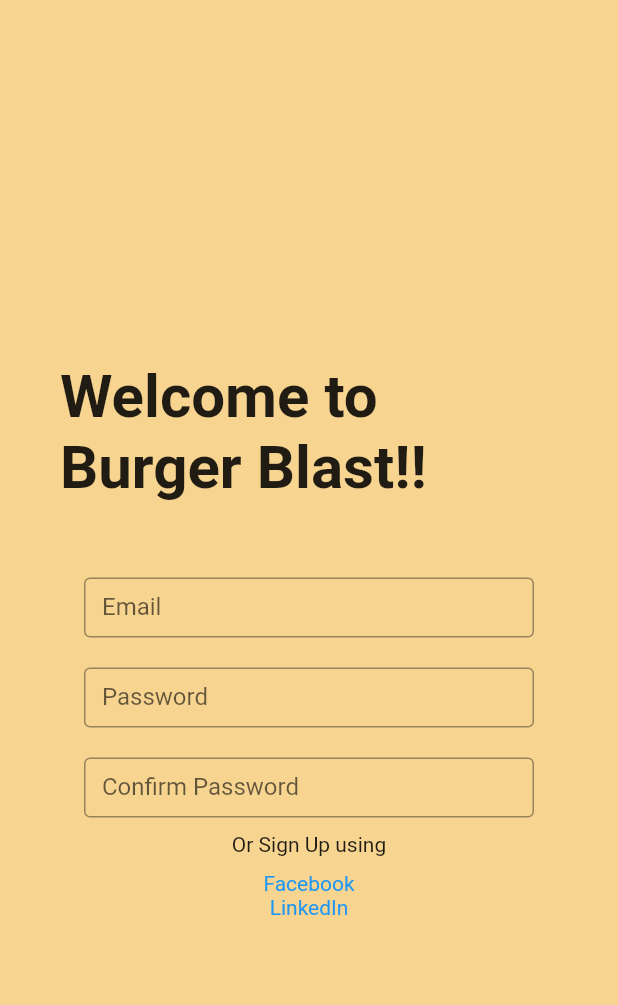
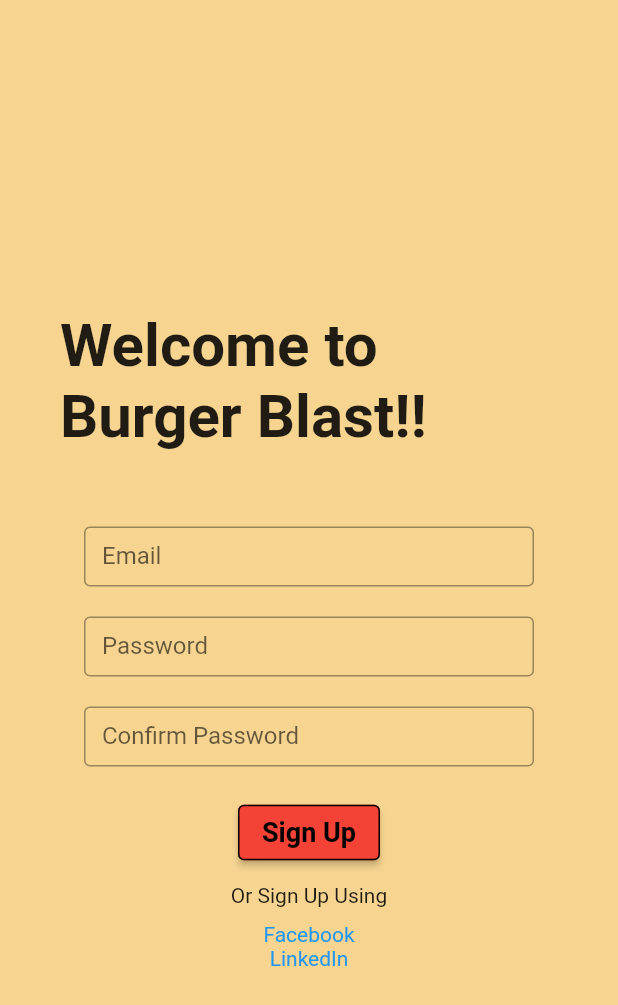
Before and after one commit to Khoury-e/Burger-Blast, a Flutter app: the SignUp screen opened by its route, on a phone screen of 412 x 824 dp. Shown: the top 1005 px of the screen. Run offline on Flutter 3.47's test engine with Material 2 defaults, Android fonts, the phone set to English and light mode, and no system bars.

Commit message:
Update signup.dart
Added the "Sign up" button on the bottom of the sign up form

```diff
--- a/lib/sign_up.dart
+++ b/lib/sign_up.dart
@@ -74,7 +74,28 @@ class SignUp extends StatelessWidget {
               ),
             ),
           ),
-          const Text("Or Sign Up using"),
+          Container(
+            margin: EdgeInsets.all(10.0),
+            child: ElevatedButton(
+              style: ElevatedButton.styleFrom(
+                backgroundColor: Colors.red,
+                foregroundColor: Colors.black,
+                side: const BorderSide(color: Colors.black, width: 1),
+                padding: EdgeInsets.symmetric(vertical: 8.0, horizontal: 16.0),
+              ),
+              onPressed: () {
+                Navigator.pushNamed(context, '/view_menu');
+              },
+              child: const Text(
+                "Sign Up",
+                style: TextStyle(
+                  fontSize: 18.0,
+                  fontWeight: FontWeight.bold,
+                ),
+              ),
+            ),
+          ),
+          const Text("Or Sign Up Using"),
           Container(
             margin: const EdgeInsets.all(10.0),
             child: Column(
```
